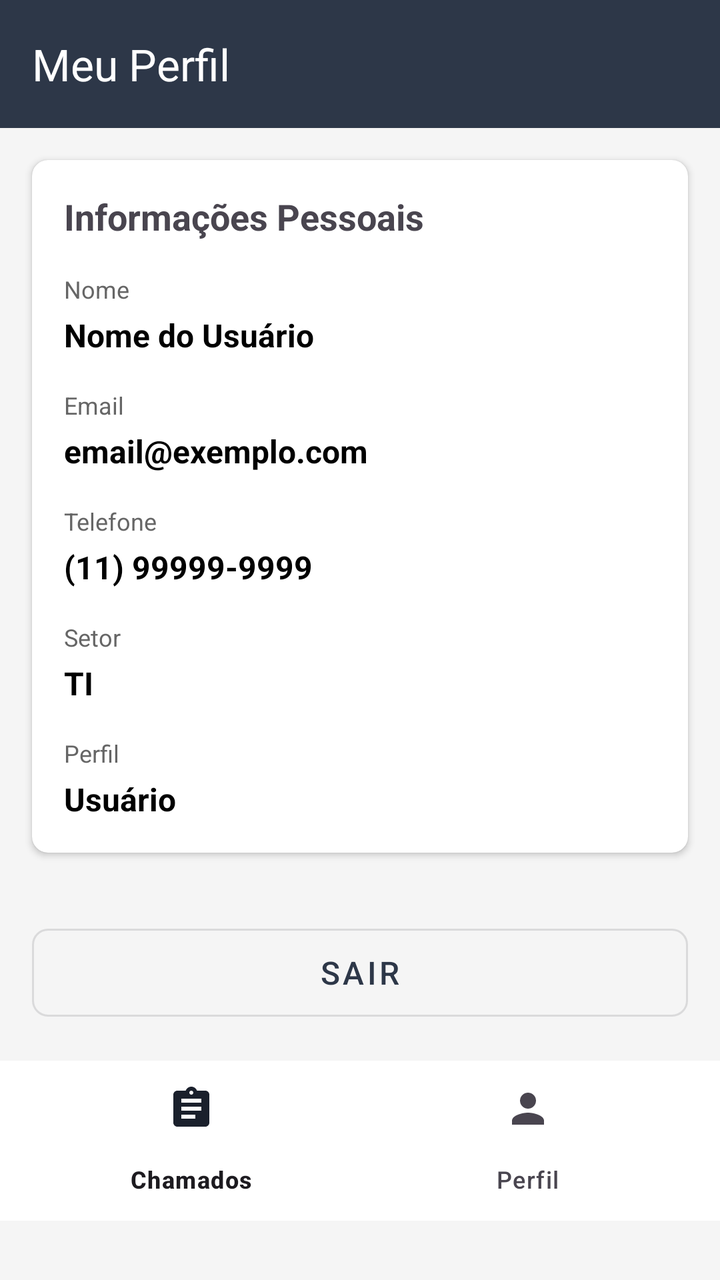
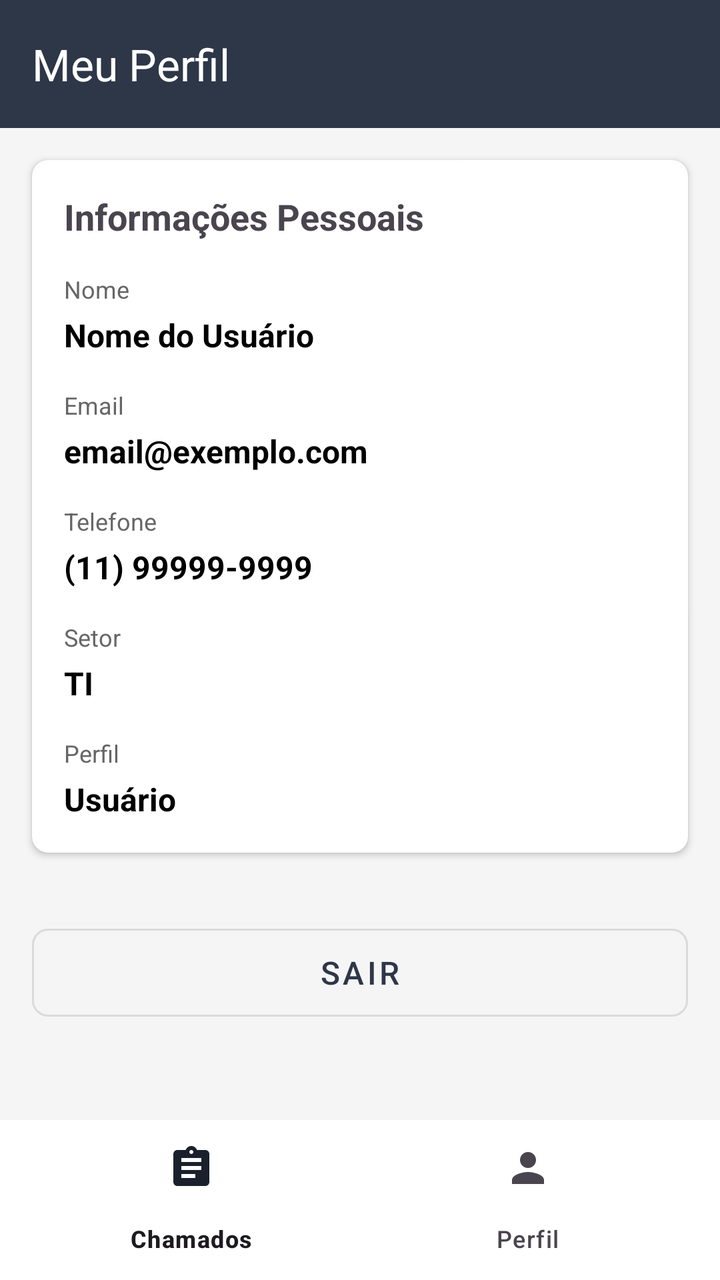

Two renders of the same Android screen: before a commit and after it. Below are the layout's source before the change and the commit's diff.
<!-- AndroidManifest.xml: application theme Theme.TechSolve -->
<!-- res/layout/activity_perfil.xml -->
<?xml version="1.0" encoding="utf-8"?>
<ScrollView xmlns:android="http://schemas.android.com/apk/res/android"
    xmlns:app="http://schemas.android.com/apk/res-auto"
    android:layout_width="match_parent"
    android:layout_height="match_parent"
    android:fillViewport="true"
    android:background="#F5F5F5">

    <LinearLayout
        android:layout_width="match_parent"
        android:layout_height="wrap_content"
        android:orientation="vertical">

        <androidx.appcompat.widget.Toolbar
            android:id="@+id/toolbar"
            android:layout_width="match_parent"
            android:layout_height="?attr/actionBarSize"
            android:background="?attr/colorPrimary"
            android:theme="@style/ThemeOverlay.MaterialComponents.Dark.ActionBar"
            app:popupTheme="@style/ThemeOverlay.MaterialComponents.Light"
            app:title="Meu Perfil"
            app:titleTextColor="@android:color/white" />

        <androidx.cardview.widget.CardView
            android:layout_width="match_parent"
            android:layout_height="wrap_content"
            android:layout_margin="16dp"
            app:cardCornerRadius="8dp"
            app:cardElevation="2dp">

            <LinearLayout
                android:layout_width="match_parent"
                android:layout_height="wrap_content"
                android:orientation="vertical"
                android:padding="16dp">

                <TextView
                    android:layout_width="wrap_content"
                    android:layout_height="wrap_content"
                    android:text="Informações Pessoais"
                    android:textSize="18sp"
                    android:textStyle="bold"
                    android:layout_marginBottom="16dp" />

                <TextView
                    android:layout_width="wrap_content"
                    android:layout_height="wrap_content"
                    android:text="Nome"
                    android:textSize="12sp"
                    android:textColor="#666666" />

                <TextView
                    android:id="@+id/tvNome"
                    android:layout_width="match_parent"
                    android:layout_height="wrap_content"
                    android:text="Nome do Usuário"
                    android:textSize="16sp"
                    android:textStyle="bold"
                    android:textColor="#000000"
                    android:layout_marginTop="4dp"
                    android:layout_marginBottom="16dp" />

                <TextView
                    android:layout_width="wrap_content"
                    android:layout_height="wrap_content"
                    android:text="Email"
                    android:textSize="12sp"
                    android:textColor="#666666" />

                <TextView
                    android:id="@+id/tvEmail"
                    android:layout_width="match_parent"
                    android:layout_height="wrap_content"
                    android:text="email@exemplo.com"
                    android:textSize="16sp"
                    android:textStyle="bold"
                    android:textColor="#000000"
                    android:layout_marginTop="4dp"
                    android:layout_marginBottom="16dp" />

                <TextView
                    android:layout_width="wrap_content"
                    android:layout_height="wrap_content"
                    android:text="Telefone"
                    android:textSize="12sp"
                    android:textColor="#666666" />

                <TextView
                    android:id="@+id/tvTelefone"
                    android:layout_width="match_parent"
                    android:layout_height="wrap_content"
                    android:text="(11) 99999-9999"
                    android:textSize="16sp"
                    android:textStyle="bold"
                    android:textColor="#000000"
                    android:layout_marginTop="4dp"
                    android:layout_marginBottom="16dp" />

                <TextView
                    android:layout_width="wrap_content"
                    android:layout_height="wrap_content"
                    android:text="Setor"
                    android:textSize="12sp"
                    android:textColor="#666666" />

                <TextView
                    android:id="@+id/tvSetor"
                    android:layout_width="match_parent"
                    android:layout_height="wrap_content"
                    android:text="TI"
                    android:textSize="16sp"
                    android:textStyle="bold"
                    android:textColor="#000000"
                    android:layout_marginTop="4dp"
                    android:layout_marginBottom="16dp" />

                <TextView
                    android:layout_width="wrap_content"
                    android:layout_height="wrap_content"
                    android:text="Perfil"
                    android:textSize="12sp"
                    android:textColor="#666666" />

                <TextView
                    android:id="@+id/tvPerfil"
                    android:layout_width="match_parent"
                    android:layout_height="wrap_content"
                    android:text="Usuário"
                    android:textSize="16sp"
                    android:textStyle="bold"
                    android:textColor="#000000"
                    android:layout_marginTop="4dp" />
            </LinearLayout>
        </androidx.cardview.widget.CardView>

        <com.google.android.material.button.MaterialButton
            android:id="@+id/btnLogout"
            android:layout_width="match_parent"
            android:layout_height="56dp"
            android:text="Sair"
            android:textSize="16sp"
            app:cornerRadius="8dp"
            android:layout_margin="16dp"
            style="@style/Widget.MaterialComponents.Button.OutlinedButton" />

        <com.google.android.material.bottomnavigation.BottomNavigationView
            android:id="@+id/bottomNavigation"
            android:layout_width="match_parent"
            android:layout_height="wrap_content"
            android:layout_gravity="bottom"
            app:menu="@menu/bottom_menu" />
    </LinearLayout>
</ScrollView>
<!-- resources referenced by this layout -->
<resources>
  <style name="Theme.TechSolve" parent="Base.Theme.TechSolve" />
  <style name="Base.Theme.TechSolve" parent="Theme.Material3.Light.NoActionBar">
          <item name="colorPrimary">@color/techsolve_escuro</item>
          <item name="colorOnPrimary">@color/white</item>
          <item name="colorPrimaryContainer">@color/techsolve_destaque</item>
          <item name="colorOnPrimaryContainer">@color/techsolve_mais_escuro</item>
          <item name="colorSecondary">@color/techsolve_escuro</item>
          <item name="colorOnSecondary">@color/white</item>
          <item name="colorSecondaryContainer">@color/techsolve_destaque_claro</item>
          <item name="colorOnSecondaryContainer">@color/techsolve_mais_escuro</item>
  
          
          <item name="colorSurface">@color/white</item>
          <item name="colorSurfaceContainerLowest">@color/white</item>
          <item name="colorSurfaceContainerLow">@color/white</item>
          <item name="colorSurfaceContainer">@color/white</item>
          <item name="colorSurfaceContainerHigh">@color/white</item>
          <item name="colorSurfaceContainerHighest">@color/techsolve_fundo</item>
          <item name="android:colorBackground">@color/techsolve_fundo</item>
          
          <item name="elevationOverlayEnabled">false</item>
  
          <item name="android:statusBarColor">@color/techsolve_mais_escuro</item>
          <item name="android:windowLightStatusBar">false</item>
      </style>
  <color name="techsolve_escuro">#FF2D3748</color>
  <color name="white">#FFFFFFFF</color>
  <color name="techsolve_destaque">#FFFBBF24</color>
  <color name="techsolve_mais_escuro">#FF1A202C</color>
  <color name="techsolve_destaque_claro">#FFFDE9A8</color>
  <color name="techsolve_fundo">#FFF5F5F5</color>
</resources>

<!-- the commit's change to res/layout/activity_perfil.xml (unified diff, before → after) -->
@@ -1,153 +1,159 @@
 <?xml version="1.0" encoding="utf-8"?>
-<ScrollView xmlns:android="http://schemas.android.com/apk/res/android"
+<LinearLayout xmlns:android="http://schemas.android.com/apk/res/android"
     xmlns:app="http://schemas.android.com/apk/res-auto"
     android:layout_width="match_parent"
     android:layout_height="match_parent"
-    android:fillViewport="true"
+    android:orientation="vertical"
     android:background="#F5F5F5">
 
-    <LinearLayout
+    <androidx.appcompat.widget.Toolbar
+        android:id="@+id/toolbar"
+        android:layout_width="match_parent"
+        android:layout_height="?attr/actionBarSize"
+        android:background="?attr/colorPrimary"
+        android:theme="@style/ThemeOverlay.MaterialComponents.Dark.ActionBar"
+        app:popupTheme="@style/ThemeOverlay.MaterialComponents.Light"
+        app:title="Meu Perfil"
+        app:titleTextColor="@android:color/white" />
+
+    <ScrollView
+        android:layout_width="match_parent"
+        android:layout_height="0dp"
+        android:layout_weight="1"
+        android:fillViewport="true">
+
+        <LinearLayout
+            android:layout_width="match_parent"
+            android:layout_height="wrap_content"
+            android:orientation="vertical">
+
+            <androidx.cardview.widget.CardView
+                android:layout_width="match_parent"
+                android:layout_height="wrap_content"
+                android:layout_margin="16dp"
+                app:cardCornerRadius="8dp"
+                app:cardElevation="2dp">
+
+                <LinearLayout
+                    android:layout_width="match_parent"
+                    android:layout_height="wrap_content"
+                    android:orientation="vertical"
+                    android:padding="16dp">
+
+                    <TextView
+                        android:layout_width="wrap_content"
+                        android:layout_height="wrap_content"
+                        android:text="Informações Pessoais"
+                        android:textSize="18sp"
+                        android:textStyle="bold"
+                        android:layout_marginBottom="16dp" />
+
+                    <TextView
+                        android:layout_width="wrap_content"
+                        android:layout_height="wrap_content"
+                        android:text="Nome"
+                        android:textSize="12sp"
+                        android:textColor="#666666" />
+
+                    <TextView
+                        android:id="@+id/tvNome"
+                        android:layout_width="match_parent"
+                        android:layout_height="wrap_content"
+                        android:text="Nome do Usuário"
+                        android:textSize="16sp"
+                        android:textStyle="bold"
+                        android:textColor="#000000"
+                        android:layout_marginTop="4dp"
+                        android:layout_marginBottom="16dp" />
+
+                    <TextView
+                        android:layout_width="wrap_content"
+                        android:layout_height="wrap_content"
+                        android:text="Email"
+                        android:textSize="12sp"
+                        android:textColor="#666666" />
+
+                    <TextView
+                        android:id="@+id/tvEmail"
+                        android:layout_width="match_parent"
+                        android:layout_height="wrap_content"
+                        android:text="email@exemplo.com"
+                        android:textSize="16sp"
+                        android:textStyle="bold"
+                        android:textColor="#000000"
+                        android:layout_marginTop="4dp"
+                        android:layout_marginBottom="16dp" />
+
+                    <TextView
+                        android:layout_width="wrap_content"
+                        android:layout_height="wrap_content"
+                        android:text="Telefone"
+                        android:textSize="12sp"
+                        android:textColor="#666666" />
+
+                    <TextView
+                        android:id="@+id/tvTelefone"
+                        android:layout_width="match_parent"
+                        android:layout_height="wrap_content"
+                        android:text="(11) 99999-9999"
+                        android:textSize="16sp"
+                        android:textStyle="bold"
+                        android:textColor="#000000"
+                        android:layout_marginTop="4dp"
+                        android:layout_marginBottom="16dp" />
+
+                    <TextView
+                        android:layout_width="wrap_content"
+                        android:layout_height="wrap_content"
+                        android:text="Setor"
+                        android:textSize="12sp"
+                        android:textColor="#666666" />
+
+                    <TextView
+                        android:id="@+id/tvSetor"
+                        android:layout_width="match_parent"
+                        android:layout_height="wrap_content"
+                        android:text="TI"
+                        android:textSize="16sp"
+                        android:textStyle="bold"
+                        android:textColor="#000000"
+                        android:layout_marginTop="4dp"
+                        android:layout_marginBottom="16dp" />
+
+                    <TextView
+                        android:layout_width="wrap_content"
+                        android:layout_height="wrap_content"
+                        android:text="Perfil"
+                        android:textSize="12sp"
+                        android:textColor="#666666" />
+
+                    <TextView
+                        android:id="@+id/tvPerfil"
+                        android:layout_width="match_parent"
+                        android:layout_height="wrap_content"
+                        android:text="Usuário"
+                        android:textSize="16sp"
+                        android:textStyle="bold"
+                        android:textColor="#000000"
+                        android:layout_marginTop="4dp" />
+                </LinearLayout>
+            </androidx.cardview.widget.CardView>
+
+            <com.google.android.material.button.MaterialButton
+                android:id="@+id/btnLogout"
+                android:layout_width="match_parent"
+                android:layout_height="56dp"
+                android:text="Sair"
+                android:textSize="16sp"
+                app:cornerRadius="8dp"
+                android:layout_margin="16dp"
+                style="@style/Widget.MaterialComponents.Button.OutlinedButton" />
+        </LinearLayout>
+    </ScrollView>
+
+    <com.google.android.material.bottomnavigation.BottomNavigationView
+        android:id="@+id/bottomNavigation"
         android:layout_width="match_parent"
         android:layout_height="wrap_content"
-        android:orientation="vertical">
-
-        <androidx.appcompat.widget.Toolbar
-            android:id="@+id/toolbar"
-            android:layout_width="match_parent"
-            android:layout_height="?attr/actionBarSize"
-            android:background="?attr/colorPrimary"
-            android:theme="@style/ThemeOverlay.MaterialComponents.Dark.ActionBar"
-            app:popupTheme="@style/ThemeOverlay.MaterialComponents.Light"
-            app:title="Meu Perfil"
-            app:titleTextColor="@android:color/white" />
-
-        <androidx.cardview.widget.CardView
-            android:layout_width="match_parent"
-            android:layout_height="wrap_content"
-            android:layout_margin="16dp"
-            app:cardCornerRadius="8dp"
-            app:cardElevation="2dp">
-
-            <LinearLayout
-                android:layout_width="match_parent"
-                android:layout_height="wrap_content"
-                android:orientation="vertical"
-                android:padding="16dp">
-
-                <TextView
-                    android:layout_width="wrap_content"
-                    android:layout_height="wrap_content"
-                    android:text="Informações Pessoais"
-                    android:textSize="18sp"
-                    android:textStyle="bold"
-                    android:layout_marginBottom="16dp" />
-
-                <TextView
-                    android:layout_width="wrap_content"
-                    android:layout_height="wrap_content"
-                    android:text="Nome"
-                    android:textSize="12sp"
-                    android:textColor="#666666" />
-
-                <TextView
-                    android:id="@+id/tvNome"
-                    android:layout_width="match_parent"
-                    android:layout_height="wrap_content"
-                    android:text="Nome do Usuário"
-                    android:textSize="16sp"
-                    android:textStyle="bold"
-                    android:textColor="#000000"
-                    android:layout_marginTop="4dp"
-                    android:layout_marginBottom="16dp" />
-
-                <TextView
-                    android:layout_width="wrap_content"
-                    android:layout_height="wrap_content"
-                    android:text="Email"
-                    android:textSize="12sp"
-                    android:textColor="#666666" />
-
-                <TextView
-                    android:id="@+id/tvEmail"
-                    android:layout_width="match_parent"
-                    android:layout_height="wrap_content"
-                    android:text="email@exemplo.com"
-                    android:textSize="16sp"
-                    android:textStyle="bold"
-                    android:textColor="#000000"
-                    android:layout_marginTop="4dp"
-                    android:layout_marginBottom="16dp" />
-
-                <TextView
-                    android:layout_width="wrap_content"
-                    android:layout_height="wrap_content"
-                    android:text="Telefone"
-                    android:textSize="12sp"
-                    android:textColor="#666666" />
-
-                <TextView
-                    android:id="@+id/tvTelefone"
-                    android:layout_width="match_parent"
-                    android:layout_height="wrap_content"
-                    android:text="(11) 99999-9999"
-                    android:textSize="16sp"
-                    android:textStyle="bold"
-                    android:textColor="#000000"
-                    android:layout_marginTop="4dp"
-                    android:layout_marginBottom="16dp" />
-
-                <TextView
-                    android:layout_width="wrap_content"
-                    android:layout_height="wrap_content"
-                    android:text="Setor"
-                    android:textSize="12sp"
-                    android:textColor="#666666" />
-
-                <TextView
-                    android:id="@+id/tvSetor"
-                    android:layout_width="match_parent"
-                    android:layout_height="wrap_content"
-                    android:text="TI"
-                    android:textSize="16sp"
-                    android:textStyle="bold"
-                    android:textColor="#000000"
-                    android:layout_marginTop="4dp"
-                    android:layout_marginBottom="16dp" />
-
-                <TextView
-                    android:layout_width="wrap_content"
-                    android:layout_height="wrap_content"
-                    android:text="Perfil"
-                    android:textSize="12sp"
-                    android:textColor="#666666" />
-
-                <TextView
-                    android:id="@+id/tvPerfil"
-                    android:layout_width="match_parent"
-                    android:layout_height="wrap_content"
-                    android:text="Usuário"
-                    android:textSize="16sp"
-                    android:textStyle="bold"
-                    android:textColor="#000000"
-                    android:layout_marginTop="4dp" />
-            </LinearLayout>
-        </androidx.cardview.widget.CardView>
-
-        <com.google.android.material.button.MaterialButton
-            android:id="@+id/btnLogout"
-            android:layout_width="match_parent"
-            android:layout_height="56dp"
-            android:text="Sair"
-            android:textSize="16sp"
-            app:cornerRadius="8dp"
-            android:layout_margin="16dp"
-            style="@style/Widget.MaterialComponents.Button.OutlinedButton" />
-
-        <com.google.android.material.bottomnavigation.BottomNavigationView
-            android:id="@+id/bottomNavigation"
-            android:layout_width="match_parent"
-            android:layout_height="wrap_content"
-            android:layout_gravity="bottom"
-            app:menu="@menu/bottom_menu" />
-    </LinearLayout>
-</ScrollView>
+        app:menu="@menu/bottom_menu" />
+</LinearLayout>
